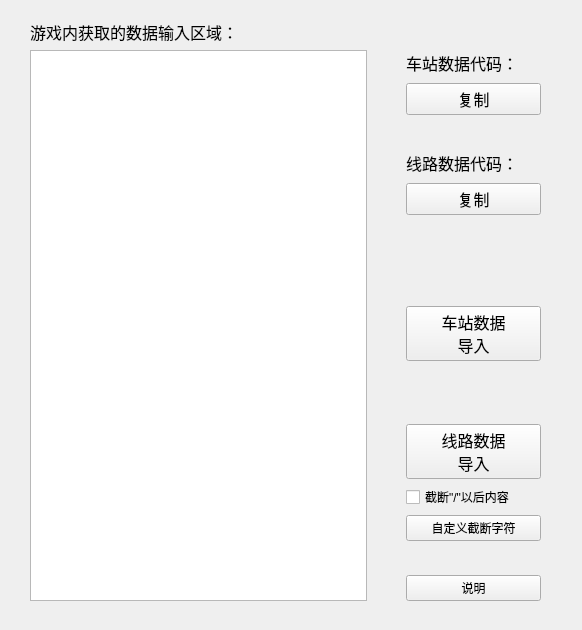
Above: ui/data_add.ui from zm0423/tpf2_autofill before the change. Below: the same form after it.
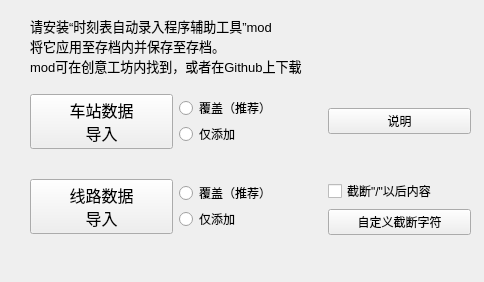
That is the form after the change.

```diff
--- a/ui/data_add.ui
+++ b/ui/data_add.ui
@@ -6,8 +6,8 @@
    <rect>
     <x>0</x>
     <y>0</y>
-    <width>582</width>
-    <height>630</height>
+    <width>484</width>
+    <height>282</height>
    </rect>
   </property>
   <property name="windowTitle">
@@ -17,133 +17,14 @@
    <property name="geometry">
     <rect>
      <x>30</x>
-     <y>20</y>
-     <width>511</width>
-     <height>581</height>
+     <y>70</y>
+     <width>441</width>
+     <height>191</height>
     </rect>
    </property>
-   <layout class="QHBoxLayout" name="horizontalLayout" stretch="10,1,4">
+   <layout class="QVBoxLayout" name="verticalLayout_4">
     <item>
-     <layout class="QVBoxLayout" name="verticalLayout_2">
-      <item>
-       <widget class="QLabel" name="label_3">
-        <property name="font">
-         <font>
-          <pointsize>12</pointsize>
-         </font>
-        </property>
-        <property name="text">
-         <string>游戏内获取的数据输入区域：</string>
-        </property>
-       </widget>
-      </item>
-      <item>
-       <widget class="QTextEdit" name="textEdit"/>
-      </item>
-     </layout>
-    </item>
-    <item>
-     <spacer name="horizontalSpacer">
-      <property name="orientation">
-       <enum>Qt::Orientation::Horizontal</enum>
-      </property>
-      <property name="sizeHint" stdset="0">
-       <size>
-        <width>40</width>
-        <height>20</height>
-       </size>
-      </property>
-     </spacer>
-    </item>
-    <item>
-     <layout class="QVBoxLayout" name="verticalLayout" stretch="1,1,1,1,1,1,3,2,2,2,1,1,1,1">
-      <item>
-       <spacer name="verticalSpacer_4">
-        <property name="orientation">
-         <enum>Qt::Orientation::Vertical</enum>
-        </property>
-        <property name="sizeHint" stdset="0">
-         <size>
-          <width>20</width>
-          <height>40</height>
-         </size>
-        </property>
-       </spacer>
-      </item>
-      <item>
-       <widget class="QLabel" name="label">
-        <property name="font">
-         <font>
-          <pointsize>12</pointsize>
-         </font>
-        </property>
-        <property name="text">
-         <string>车站数据代码：</string>
-        </property>
-       </widget>
-      </item>
-      <item>
-       <widget class="QPushButton" name="station_copy">
-        <property name="font">
-         <font>
-          <pointsize>12</pointsize>
-         </font>
-        </property>
-        <property name="text">
-         <string>复制</string>
-        </property>
-       </widget>
-      </item>
-      <item>
-       <spacer name="verticalSpacer_5">
-        <property name="orientation">
-         <enum>Qt::Orientation::Vertical</enum>
-        </property>
-        <property name="sizeHint" stdset="0">
-         <size>
-          <width>20</width>
-          <height>40</height>
-         </size>
-        </property>
-       </spacer>
-      </item>
-      <item>
-       <widget class="QLabel" name="label_2">
-        <property name="font">
-         <font>
-          <pointsize>12</pointsize>
-         </font>
-        </property>
-        <property name="text">
-         <string>线路数据代码：</string>
-        </property>
-       </widget>
-      </item>
-      <item>
-       <widget class="QPushButton" name="line_copy">
-        <property name="font">
-         <font>
-          <pointsize>12</pointsize>
-         </font>
-        </property>
-        <property name="text">
-         <string>复制</string>
-        </property>
-       </widget>
-      </item>
-      <item>
-       <spacer name="verticalSpacer">
-        <property name="orientation">
-         <enum>Qt::Orientation::Vertical</enum>
-        </property>
-        <property name="sizeHint" stdset="0">
-         <size>
-          <width>20</width>
-          <height>40</height>
-         </size>
-        </property>
-       </spacer>
-      </item>
+     <layout class="QHBoxLayout" name="horizontalLayout">
       <item>
        <widget class="QPushButton" name="station_input">
         <property name="font">
@@ -158,57 +39,25 @@
        </widget>
       </item>
       <item>
-       <spacer name="verticalSpacer_2">
-        <property name="orientation">
-         <enum>Qt::Orientation::Vertical</enum>
+       <layout class="QVBoxLayout" name="verticalLayout">
+        <property name="spacing">
+         <number>0</number>
         </property>
-        <property name="sizeHint" stdset="0">
-         <size>
-          <width>20</width>
-          <height>40</height>
-         </size>
-        </property>
-       </spacer>
-      </item>
-      <item>
-       <widget class="QPushButton" name="line_input">
-        <property name="font">
-         <font>
-          <pointsize>12</pointsize>
-         </font>
-        </property>
-        <property name="text">
-         <string>线路数据
-导入</string>
-        </property>
-       </widget>
-      </item>
-      <item>
-       <widget class="QCheckBox" name="checkBox">
-        <property name="text">
-         <string>截断&quot;/&quot;以后内容</string>
-        </property>
-       </widget>
-      </item>
-      <item>
-       <widget class="QPushButton" name="instruction_2">
-        <property name="text">
-         <string>自定义截断字符</string>
-        </property>
-       </widget>
-      </item>
-      <item>
-       <spacer name="verticalSpacer_3">
-        <property name="orientation">
-         <enum>Qt::Orientation::Vertical</enum>
-        </property>
-        <property name="sizeHint" stdset="0">
-         <size>
-          <width>20</width>
-          <height>40</height>
-         </size>
-        </property>
-       </spacer>
+        <item>
+         <widget class="QRadioButton" name="opt_station_cover">
+          <property name="text">
+           <string>覆盖（推荐）</string>
+          </property>
+         </widget>
+        </item>
+        <item>
+         <widget class="QRadioButton" name="opt_station_add">
+          <property name="text">
+           <string>仅添加</string>
+          </property>
+         </widget>
+        </item>
+       </layout>
       </item>
       <item>
        <widget class="QPushButton" name="instruction">
@@ -219,8 +68,84 @@
       </item>
      </layout>
     </item>
+    <item>
+     <layout class="QHBoxLayout" name="horizontalLayout_2">
+      <item>
+       <widget class="QPushButton" name="line_input">
+        <property name="font">
+         <font>
+          <pointsize>12</pointsize>
+         </font>
+        </property>
+        <property name="text">
+         <string>线路数据
+导入</string>
+        </property>
+       </widget>
+      </item>
+      <item>
+       <layout class="QVBoxLayout" name="verticalLayout_2">
+        <property name="spacing">
+         <number>0</number>
+        </property>
+        <item>
+         <widget class="QRadioButton" name="opt_line_cover">
+          <property name="text">
+           <string>覆盖（推荐）</string>
+          </property>
+         </widget>
+        </item>
+        <item>
+         <widget class="QRadioButton" name="opt_line_add">
+          <property name="text">
+           <string>仅添加</string>
+          </property>
+         </widget>
+        </item>
+       </layout>
+      </item>
+      <item>
+       <layout class="QVBoxLayout" name="verticalLayout_3">
+        <item>
+         <widget class="QCheckBox" name="checkBox">
+          <property name="text">
+           <string>截断&quot;/&quot;以后内容</string>
+          </property>
+         </widget>
+        </item>
+        <item>
+         <widget class="QPushButton" name="instruction_2">
+          <property name="text">
+           <string>自定义截断字符</string>
+          </property>
+         </widget>
+        </item>
+       </layout>
+      </item>
+     </layout>
+    </item>
    </layout>
   </widget>
+  <widget class="QLabel" name="label">
+   <property name="geometry">
+    <rect>
+     <x>30</x>
+     <y>10</y>
+     <width>421</width>
+     <height>71</height>
+    </rect>
+   </property>
+   <property name="font">
+    <font>
+     <pointsize>10</pointsize>
+    </font>
+   </property>
+   <property name="text">
+    <string>请安装“时刻表自动录入程序辅助工具”mod
+将它应用至存档内并保存至存档。
+mod可在创意工坊内找到，或者在Github上下载</string>
+   </property>
+  </widget>
  </widget>
  <resources/>
  <connections/>
```
